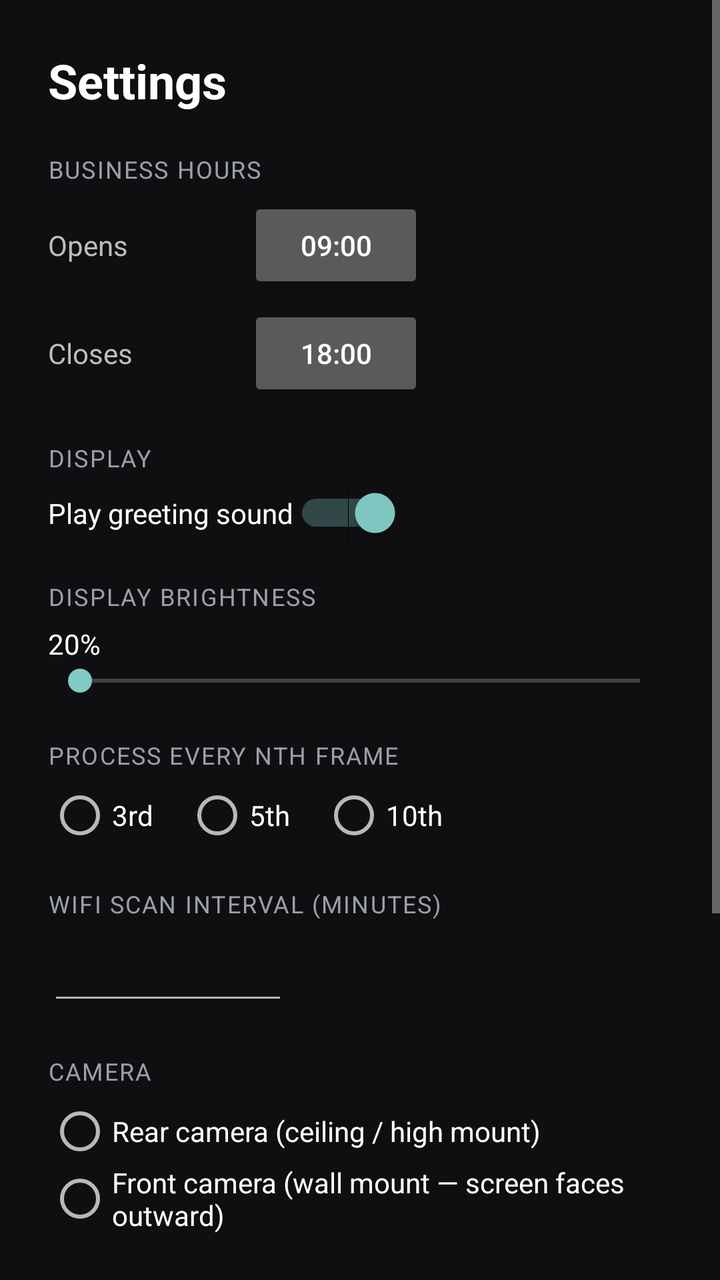
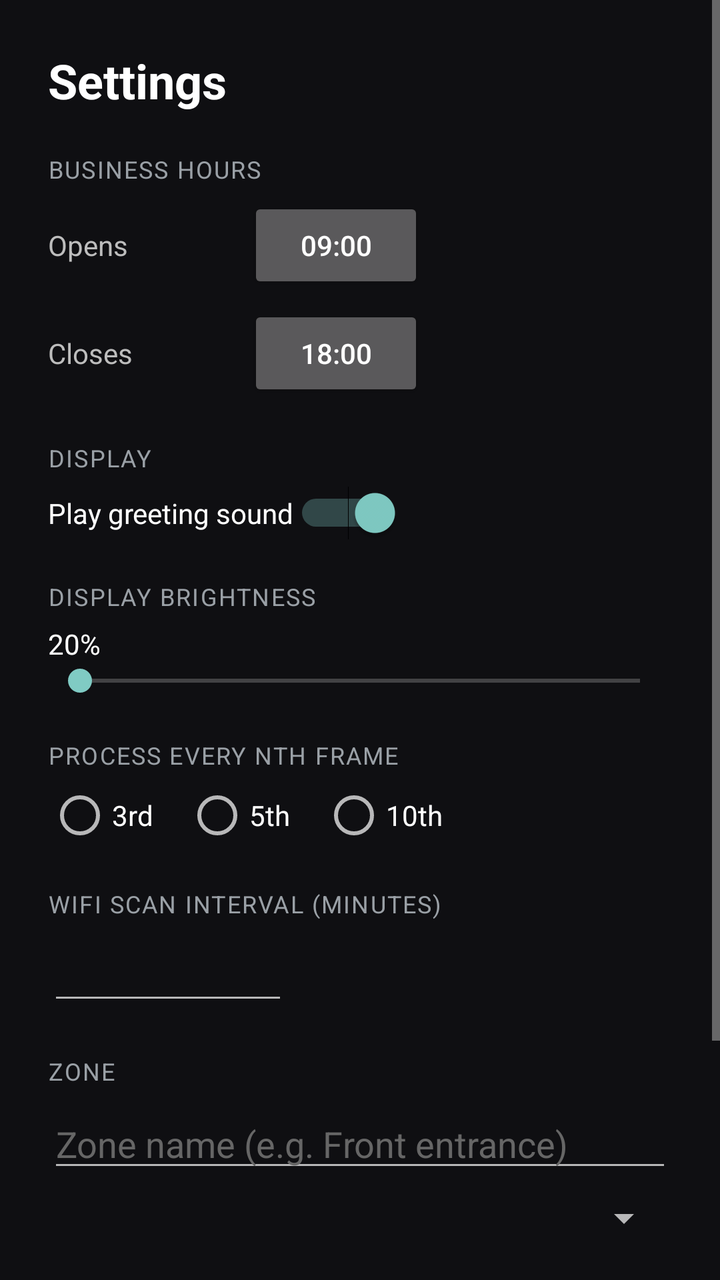

An Android layout rendered at two revisions. The XML below is the earlier revision; the diff shows what the commit changed to produce the second picture.
<!-- AndroidManifest.xml: application theme Theme.DanderNode -->
<!-- res/layout/activity_settings.xml -->
<?xml version="1.0" encoding="utf-8"?>
<ScrollView xmlns:android="http://schemas.android.com/apk/res/android"
    android:layout_width="match_parent"
    android:layout_height="match_parent"
    android:fillViewport="true"
    android:background="#0F0F12">

    <LinearLayout
        android:layout_width="match_parent"
        android:layout_height="wrap_content"
        android:orientation="vertical"
        android:padding="24dp">

        <TextView
            android:layout_width="wrap_content"
            android:layout_height="wrap_content"
            android:text="Settings"
            android:textColor="#FFFFFF"
            android:textSize="24sp"
            android:textStyle="bold" />

        
        <TextView style="@style/SectionLabel" android:text="Business hours" />

        <LinearLayout
            android:layout_width="match_parent"
            android:layout_height="wrap_content"
            android:orientation="horizontal"
            android:gravity="center_vertical">
            <TextView android:layout_width="100dp" android:layout_height="wrap_content"
                android:text="Opens" android:textColor="#BDBDBD" />
            <Button android:id="@+id/btnOpen"
                android:layout_width="wrap_content" android:layout_height="wrap_content"
                android:text="09:00" />
        </LinearLayout>

        <LinearLayout
            android:layout_width="match_parent"
            android:layout_height="wrap_content"
            android:orientation="horizontal"
            android:gravity="center_vertical"
            android:layout_marginTop="6dp">
            <TextView android:layout_width="100dp" android:layout_height="wrap_content"
                android:text="Closes" android:textColor="#BDBDBD" />
            <Button android:id="@+id/btnClose"
                android:layout_width="wrap_content" android:layout_height="wrap_content"
                android:text="18:00" />
        </LinearLayout>

        
        <TextView style="@style/SectionLabel" android:text="Display" />
        <Switch
            android:id="@+id/switchSound"
            android:layout_width="wrap_content"
            android:layout_height="wrap_content"
            android:text="Play greeting sound"
            android:textColor="#FFFFFF"
            android:checked="true" />

        
        <TextView style="@style/SectionLabel" android:text="Display brightness" />
        <TextView android:id="@+id/lblBrightness"
            android:layout_width="wrap_content" android:layout_height="wrap_content"
            android:textColor="#FFFFFF" android:text="20%" />
        <SeekBar android:id="@+id/seekBrightness"
            android:layout_width="match_parent" android:layout_height="wrap_content"
            android:max="100" />

        
        <TextView style="@style/SectionLabel" android:text="Process every Nth frame" />
        <RadioGroup android:id="@+id/groupFrames"
            android:layout_width="match_parent" android:layout_height="wrap_content"
            android:orientation="horizontal">
            <RadioButton android:id="@+id/frame3"  android:text="3rd"
                android:textColor="#FFFFFF"
                android:layout_width="wrap_content" android:layout_height="wrap_content" />
            <RadioButton android:id="@+id/frame5"  android:text="5th"
                android:textColor="#FFFFFF"
                android:layout_marginStart="16dp"
                android:layout_width="wrap_content" android:layout_height="wrap_content" />
            <RadioButton android:id="@+id/frame10" android:text="10th"
                android:textColor="#FFFFFF"
                android:layout_marginStart="16dp"
                android:layout_width="wrap_content" android:layout_height="wrap_content" />
        </RadioGroup>

        
        <TextView style="@style/SectionLabel" android:text="WiFi scan interval (minutes)" />
        <EditText android:id="@+id/editWifi"
            android:layout_width="120dp" android:layout_height="wrap_content"
            android:inputType="number"
            android:textColor="#FFFFFF" />

        
        <TextView style="@style/SectionLabel" android:text="Camera" />
        <RadioGroup android:id="@+id/groupCamera"
            android:layout_width="match_parent" android:layout_height="wrap_content"
            android:orientation="vertical">
            <RadioButton android:id="@+id/camBack"
                android:text="Rear camera (ceiling / high mount)"
                android:textColor="#FFFFFF"
                android:layout_width="wrap_content" android:layout_height="wrap_content" />
            <RadioButton android:id="@+id/camFront"
                android:text="Front camera (wall mount — screen faces outward)"
                android:textColor="#FFFFFF"
                android:layout_width="wrap_content" android:layout_height="wrap_content" />
        </RadioGroup>

        
        <TextView style="@style/SectionLabel" android:text="Zone" />
        <EditText android:id="@+id/editZoneName"
            android:layout_width="match_parent" android:layout_height="wrap_content"
            android:hint="Zone name (e.g. Front entrance)"
            android:textColor="#FFFFFF"
            android:textColorHint="#666666" />
        <Spinner android:id="@+id/spinnerZoneType"
            android:layout_width="match_parent" android:layout_height="wrap_content"
            android:layout_marginTop="6dp" />

        
        <LinearLayout
            android:id="@+id/tillSection"
            android:layout_width="match_parent"
            android:layout_height="wrap_content"
            android:orientation="vertical"
            android:visibility="gone">

            <TextView style="@style/SectionLabel" android:text="Till counting mode" />
            <RadioGroup android:id="@+id/groupTillMode"
                android:layout_width="match_parent" android:layout_height="wrap_content"
                android:orientation="vertical">
                <RadioButton android:id="@+id/tillOverhead" android:text="Overhead — phone above, horizontal line"
                    android:textColor="#FFFFFF"
                    android:layout_width="wrap_content" android:layout_height="wrap_content" />
                <RadioButton android:id="@+id/tillWalkpast" android:text="Walk past — row of tills, vertical line"
                    android:textColor="#FFFFFF"
                    android:layout_width="wrap_content" android:layout_height="wrap_content" />
                <RadioButton android:id="@+id/tillApproach" android:text="Approach — customer walks toward camera"
                    android:textColor="#FFFFFF"
                    android:layout_width="wrap_content" android:layout_height="wrap_content" />
            </RadioGroup>

            <TextView style="@style/SectionLabel"
                android:text="Alert when queue reaches X people" />
            <EditText android:id="@+id/editQueueThreshold"
                android:layout_width="120dp" android:layout_height="wrap_content"
                android:inputType="number"
                android:textColor="#FFFFFF" />
        </LinearLayout>

        
        <Button android:id="@+id/btnSave"
            android:layout_width="match_parent"
            android:layout_height="wrap_content"
            android:layout_marginTop="32dp"
            android:text="Save &amp; close" />

        
        <Button android:id="@+id/btnRepair"
            android:layout_width="match_parent"
            android:layout_height="wrap_content"
            android:layout_marginTop="14dp"
            android:text="Re-pair business"
            android:textColor="#FF5252"
            android:background="?android:attr/selectableItemBackground" />

    </LinearLayout>
</ScrollView>
<!-- resources referenced by this layout -->
<resources>
  <style name="SectionLabel">
          <item name="android:layout_width">match_parent</item>
          <item name="android:layout_height">wrap_content</item>
          <item name="android:textColor">#9AA0A6</item>
          <item name="android:textSize">12sp</item>
          <item name="android:textAllCaps">true</item>
          <item name="android:letterSpacing">0.06</item>
          <item name="android:layout_marginTop">20dp</item>
          <item name="android:layout_marginBottom">6dp</item>
      </style>
  <style name="Theme.DanderNode" parent="Theme.AppCompat.NoActionBar">
          <item name="android:windowFullscreen">true</item>
          <item name="android:statusBarColor">#000000</item>
      </style>
</resources>

<!-- the commit's change to res/layout/activity_settings.xml (unified diff, before → after) -->
@@ -92,21 +92,6 @@
             android:textColor="#FFFFFF" />
 
         
-        <TextView style="@style/SectionLabel" android:text="Camera" />
-        <RadioGroup android:id="@+id/groupCamera"
-            android:layout_width="match_parent" android:layout_height="wrap_content"
-            android:orientation="vertical">
-            <RadioButton android:id="@+id/camBack"
-                android:text="Rear camera (ceiling / high mount)"
-                android:textColor="#FFFFFF"
-                android:layout_width="wrap_content" android:layout_height="wrap_content" />
-            <RadioButton android:id="@+id/camFront"
-                android:text="Front camera (wall mount — screen faces outward)"
-                android:textColor="#FFFFFF"
-                android:layout_width="wrap_content" android:layout_height="wrap_content" />
-        </RadioGroup>
-
-        
         <TextView style="@style/SectionLabel" android:text="Zone" />
         <EditText android:id="@+id/editZoneName"
             android:layout_width="match_parent" android:layout_height="wrap_content"
